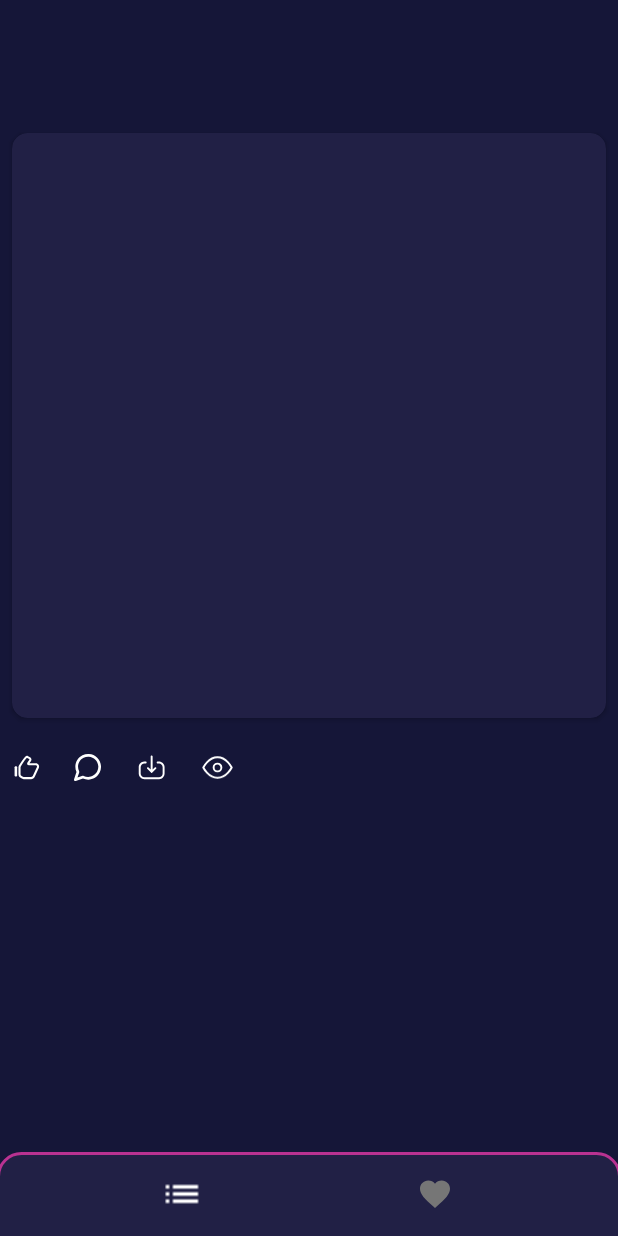
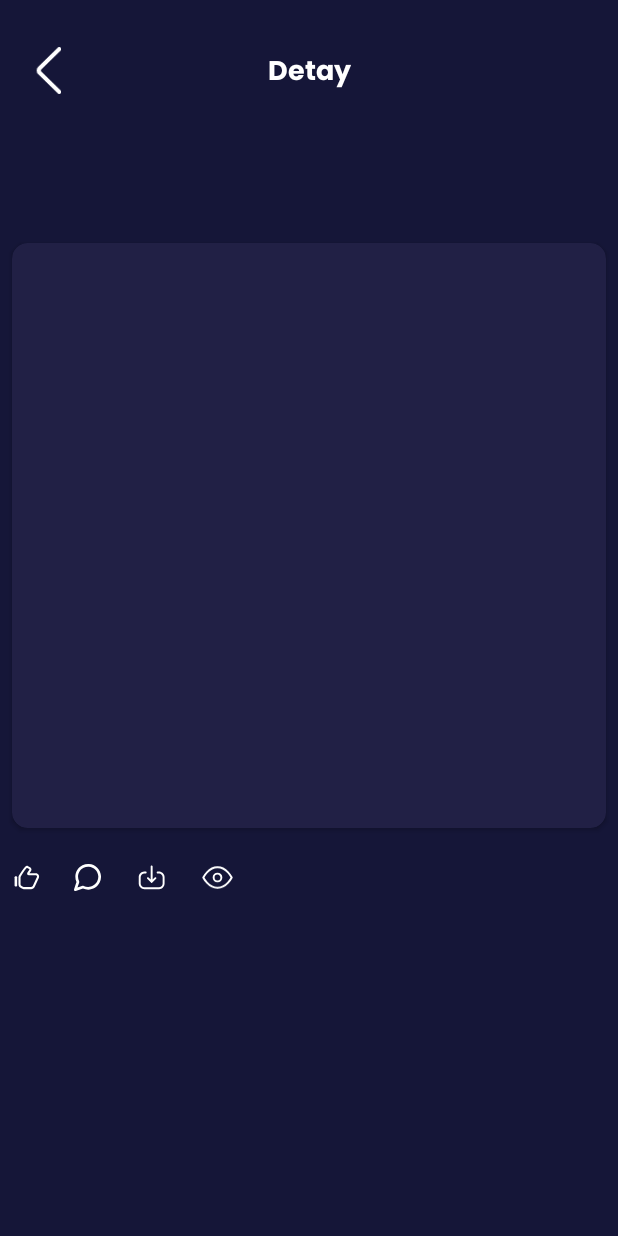
Before and after one commit to ersincoskun/T-SoftTaskCase, an Android app: the fragment DetailFragment placed in its activity, on a phone screen of 412 x 824 dp. Run offline under Robolectric (Android 15) with nearby library versions, the phone set to English and light mode, and no system bars; our stand-ins replace CircleImageView, Dagger/Hilt's generated code, Firebase (no records; nobody signed in at launch, a user with empty details on screens opened directly), navigation-ui, paging and 1 more; libraries missing offline, so code that uses them is left out: es.dmoral.toasty; pictures from the network do not load; 3 statements that could not run were skipped.

Commit message:
ui iyileştirmeleri yapıldı.

```diff
--- a/app/src/main/java/com/tsoft/taskcase/base/BaseFragment.kt
+++ b/app/src/main/java/com/tsoft/taskcase/base/BaseFragment.kt
@@ -5,6 +5,7 @@ import android.widget.ProgressBar
 import androidx.navigation.NavDirections
 import androidx.navigation.Navigation
 import androidx.viewbinding.ViewBinding
+import com.google.android.material.bottomnavigation.BottomNavigationView
 import com.tsoft.taskcase.R
 import com.tsoft.taskcase.ui.activity.LoginActivity
 import com.tsoft.taskcase.ui.activity.MainActivity
@@ -23,6 +24,22 @@ abstract class BaseFragment<VB : ViewBinding?> : BaseTemplateFragment<VB>() {
         }
         navDirections?.let {
             Navigation.findNavController(binding.root).navigate(it)
+        }
+    }
+
+    fun showBottomSheet() {
+        activity?.let { safeActivity ->
+            if (safeActivity is MainActivity) {
+                safeActivity.findViewById<BottomNavigationView>(R.id.bottomNavigationView)?.show()
+            }
+        }
+    }
+
+    fun removeBottomSheet() {
+        activity?.let { safeActivity ->
+            if (safeActivity is MainActivity) {
+                safeActivity.findViewById<BottomNavigationView>(R.id.bottomNavigationView)?.remove()
+            }
         }
     }
 
--- a/app/src/main/java/com/tsoft/taskcase/ui/fragment/DetailFragment.kt
+++ b/app/src/main/java/com/tsoft/taskcase/ui/fragment/DetailFragment.kt
@@ -1,9 +1,7 @@
 package com.tsoft.taskcase.ui.fragment
 
 import android.os.Bundle
-import android.view.LayoutInflater
 import android.view.View
-import android.view.ViewGroup
 import androidx.fragment.app.viewModels
 import androidx.navigation.fragment.navArgs
 import com.tsoft.taskcase.R
@@ -40,6 +38,7 @@ class DetailFragment : BaseFragment<FragmentDetailBinding>() {
     }
 
     private fun prepareUI() {
+        removeBottomSheet()
         imageHit = args.imageHitArg
         binding.apply {
             imageHit?.let { safeImageHit ->
@@ -68,6 +67,9 @@ class DetailFragment : BaseFragment<FragmentDetailBinding>() {
             mIsFavorite = !mIsFavorite
             binding.ivAddFavoriteIcon.setImageResource(if (mIsFavorite) R.drawable.added_favorite_icon else R.drawable.not_added_favorite_icon)
         }
+        binding.ivBackIcon.onSingleClickListener {
+            navigateBackStack()
+        }
     }
 
 }
--- a/app/src/main/java/com/tsoft/taskcase/ui/fragment/FavoritesFragment.kt
+++ b/app/src/main/java/com/tsoft/taskcase/ui/fragment/FavoritesFragment.kt
@@ -36,6 +36,7 @@ class FavoritesFragment : BaseFragment<FragmentFavoritesBinding>() {
 
     override fun onViewCreated(view: View, savedInstanceState: Bundle?) {
         super.onViewCreated(view, savedInstanceState)
+        showBottomSheet()
         subLiveData()
         binding.rvFavoritesList.adapter = adapter
         setItemTouchHelper()
--- a/app/src/main/java/com/tsoft/taskcase/ui/fragment/ImageListFragment.kt
+++ b/app/src/main/java/com/tsoft/taskcase/ui/fragment/ImageListFragment.kt
@@ -37,6 +37,7 @@ class ImageListFragment : BaseFragment<FragmentImageListBinding>() {
 
     override fun onViewCreated(view: View, savedInstanceState: Bundle?) {
         super.onViewCreated(view, savedInstanceState)
+        showBottomSheet()
         binding.rvImageList.adapter = adapter
         showProgressBar()
         viewModel.getImageList()
--- a/app/src/main/res/layout/fragment_detail.xml
+++ b/app/src/main/res/layout/fragment_detail.xml
@@ -7,15 +7,38 @@
     xmlns:tools="http://schemas.android.com/tools"
     xmlns:app="http://schemas.android.com/apk/res-auto">
 
+    <TextView
+        android:layout_width="wrap_content"
+        android:layout_height="wrap_content"
+        android:fontFamily="@font/poppins_bold"
+        android:includeFontPadding="false"
+        android:text="@string/detail_fragment_title"
+        android:textColor="@color/white"
+        android:textSize="@dimen/large_text_size"
+        app:layout_constraintTop_toTopOf="@+id/ivBackIcon"
+        app:layout_constraintBottom_toBottomOf="@+id/ivBackIcon"
+        app:layout_constraintStart_toStartOf="parent"
+        app:layout_constraintEnd_toEndOf="parent" />
+
+    <ImageView
+        android:id="@+id/ivBackIcon"
+        android:layout_width="@dimen/_18sdp"
+        android:layout_height="@dimen/_24sdp"
+        android:layout_marginStart="@dimen/_16sdp"
+        android:layout_marginTop="@dimen/_24sdp"
+        android:src="@drawable/ic_left_arrow"
+        app:layout_constraintTop_toTopOf="parent"
+        app:layout_constraintStart_toStartOf="parent" />
+
     <LinearLayout
         android:id="@+id/llUsernameAreaContainer"
         android:layout_width="wrap_content"
         android:layout_height="wrap_content"
         android:layout_marginStart="@dimen/_8sdp"
-        android:layout_marginTop="@dimen/_16sdp"
+        android:layout_marginTop="@dimen/_24sdp"
         android:gravity="center_vertical"
         android:orientation="horizontal"
-        app:layout_constraintTop_toTopOf="parent"
+        app:layout_constraintTop_toBottomOf="@+id/ivBackIcon"
         app:layout_constraintStart_toStartOf="parent">
 
         <de.hdodenhof.circleimageview.CircleImageView
--- a/app/src/main/res/values/strings.xml
+++ b/app/src/main/res/values/strings.xml
@@ -40,4 +40,10 @@
     <!--imageListFragment-->
     <string name="image_list_fragment_search_edit_text_hint">Kullanıcı adı ara...</string>
 
+    <!--detailFragment-->
+    <string name="detail_fragment_title">Detay</string>
+
+    <!--favoritesFragment-->
+    <string name="favorites_fragment_title">Favoriler</string>
+
 </resources>
```
Also changed, not shown: app/src/main/res/layout/fragment_favorites.xml (+20 -3 lines).
